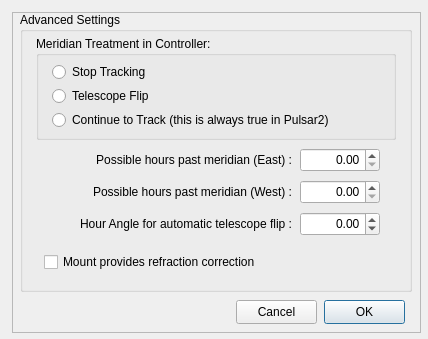
Above: Pulsar2.ui from rpineau/Pulsar2 before the change. Below: the same form after it.
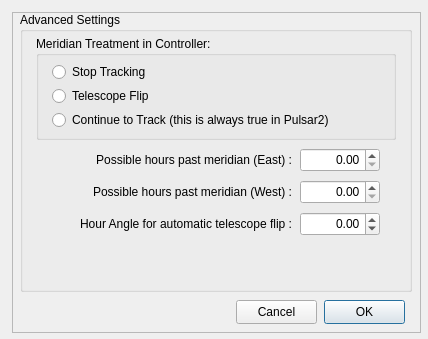
That is the form after the change. Custom widgets are drawn as their Qt base class.

Patch:
```diff
--- a/Pulsar2.ui
+++ b/Pulsar2.ui
@@ -178,19 +178,6 @@
       <double>0.100000000000000</double>
      </property>
     </widget>
-    <widget class="QCheckBox" name="checkBox_Refraction">
-     <property name="geometry">
-      <rect>
-       <x>24</x>
-       <y>240</y>
-       <width>280</width>
-       <height>20</height>
-      </rect>
-     </property>
-     <property name="text">
-      <string>Mount provides refraction correction</string>
-     </property>
-    </widget>
     <widget class="QGroupBox" name="groupBox">
      <property name="geometry">
       <rect>
```
